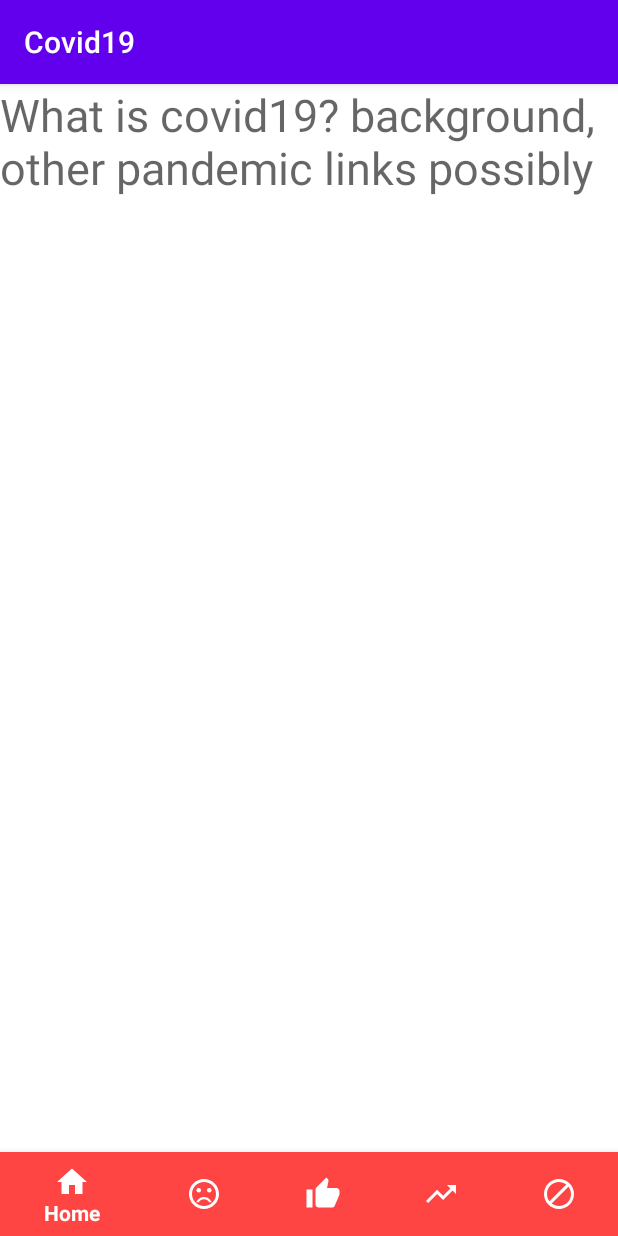
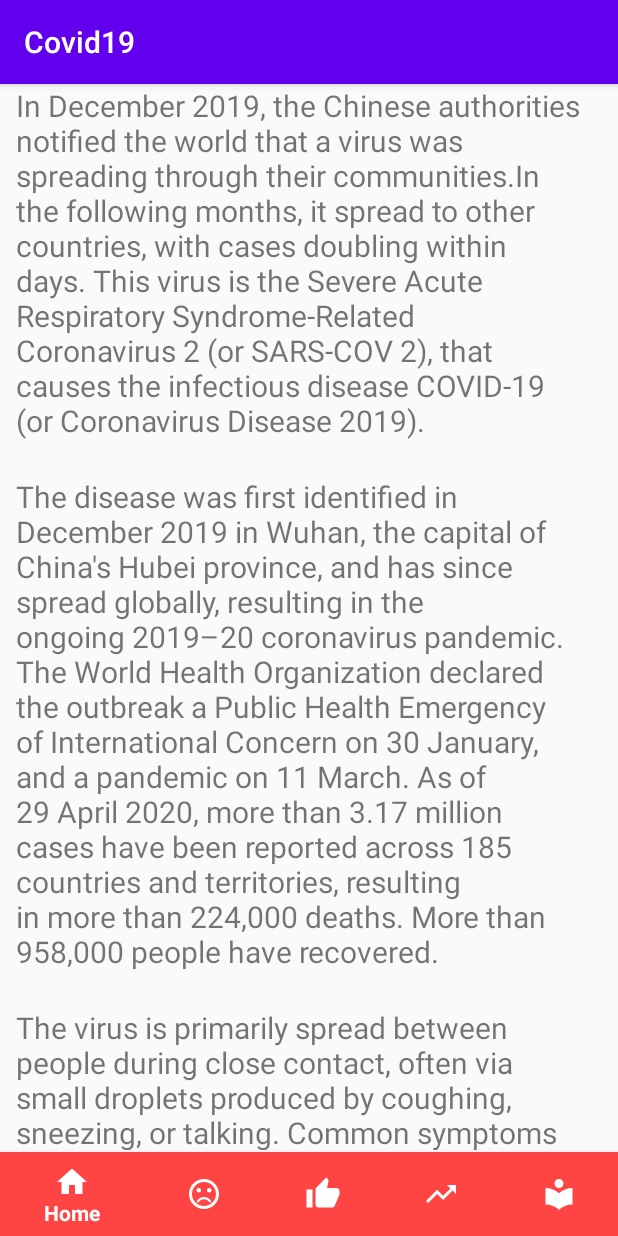
Before and after one commit to zevnil/Covid19, an Android app: the screen it shows after launch (MainActivity), on a phone screen of 412 x 824 dp. Run offline under Robolectric (Android 15) with nearby library versions, the light colour scheme and no system bars.

Commit message:
Home contents added.

```diff
--- a/app/src/main/java/com/example/covid19/HomeFragment.java
+++ b/app/src/main/java/com/example/covid19/HomeFragment.java
@@ -10,6 +10,7 @@ import androidx.annotation.Nullable;
 import androidx.fragment.app.Fragment;
 
 public class HomeFragment extends Fragment {
+
     @Nullable
     @Override
     public View onCreateView(@NonNull LayoutInflater inflater, @Nullable ViewGroup container, @Nullable Bundle savedInstanceState) {
--- a/app/src/main/java/com/example/covid19/MainActivity.java
+++ b/app/src/main/java/com/example/covid19/MainActivity.java
@@ -6,8 +6,13 @@ import androidx.fragment.app.Fragment;
 
 import android.os.Bundle;
 import android.view.MenuItem;
+import android.view.View;
+import android.widget.TextView;
 
 import com.google.android.material.bottomnavigation.BottomNavigationView;
+
+import java.io.IOException;
+import java.io.InputStream;
 
 public class MainActivity extends AppCompatActivity {
 
@@ -53,4 +58,19 @@ public class MainActivity extends AppCompatActivity {
                     return true;
                 }
             };
+
+    /*public void setHomeText(){
+        TextView text = (TextView) findViewById(R.id.homeTextView);
+        String str="";
+        try {
+            InputStream inputStream = getAssets().open("HomeText.txt");
+            int size = inputStream.available();
+            byte[] buffer = new byte[size];
+            inputStream.read(buffer);
+            str= new String(buffer);
+        } catch (IOException e){
+            e.printStackTrace();
+        }
+        text.setText(str);
+    }*/
 }
--- /dev/null
+++ b/app/src/main/res/drawable/ic_local_library_black_24dp.xml
@@ -0,0 +1,9 @@
+<vector xmlns:android="http://schemas.android.com/apk/res/android"
+        android:width="24dp"
+        android:height="24dp"
+        android:viewportWidth="24.0"
+        android:viewportHeight="24.0">
+    <path
+        android:fillColor="#FF000000"
+        android:pathData="M12,11.55C9.64,9.35 6.48,8 3,8v11c3.48,0 6.64,1.35 9,3.55 2.36,-2.19 5.52,-3.55 9,-3.55V8c-3.48,0 -6.64,1.35 -9,3.55zM12,8c1.66,0 3,-1.34 3,-3s-1.34,-3 -3,-3 -3,1.34 -3,3 1.34,3 3,3z"/>
+</vector>
--- a/app/src/main/res/layout/fragment_home.xml
+++ b/app/src/main/res/layout/fragment_home.xml
@@ -2,19 +2,54 @@
 <RelativeLayout xmlns:android="http://schemas.android.com/apk/res/android"
     xmlns:app="http://schemas.android.com/apk/res-auto"
     android:layout_width="match_parent"
-    android:layout_height="match_parent"
-    android:background="@drawable/backgroundhome">
+    android:layout_height="match_parent">
+
+    <ScrollView
+        android:layout_width="390dp"
+        android:layout_height="710dp"
+        android:layout_centerInParent="true">
 
 
-    <TextView
-        android:id="@+id/textView"
-        android:layout_width="match_parent"
-        android:layout_height="match_parent"
-        android:layout_centerInParent="true"
-        android:background="#FFFFFF"
-        android:text="What is covid19? background, \nother pandemic links possibly"
-        android:textAppearance="@style/TextAppearance.AppCompat.Display1"
-        android:textSize="30sp"
-        android:visibility="visible"
-        app:drawableTint="#F8E0BC" />
+        <LinearLayout
+            android:layout_width="match_parent"
+            android:layout_height="match_parent"
+            android:orientation="vertical">
+
+            <TextView
+                android:id="@+id/homeTextView1"
+                android:layout_width="match_parent"
+                android:layout_height="wrap_content"
+                android:text="@string/homeText1"
+                android:textSize="20dp"/>
+
+            <TextView
+                android:id="@+id/homeTextView2"
+                android:layout_width="match_parent"
+                android:layout_height="wrap_content"
+                android:text="@string/homeText2"
+                android:textSize="20dp"/>
+
+            <TextView
+                android:id="@+id/homeTextView3"
+                android:layout_width="match_parent"
+                android:layout_height="wrap_content"
+                android:text="@string/homeText3"
+                android:textSize="20dp"/>
+
+            <TextView
+                android:id="@+id/homeTextView4"
+                android:layout_width="match_parent"
+                android:layout_height="wrap_content"
+                android:text="@string/homeText4"
+                android:textSize="20dp"/>
+
+            <TextView
+                android:id="@+id/homeTextView5"
+                android:layout_width="match_parent"
+                android:layout_height="wrap_content"
+                android:text="@string/homeText5"
+                android:textSize="20dp"/>
+        </LinearLayout>
+    </ScrollView>
+
 </RelativeLayout>
--- a/app/src/main/res/menu/menu.xml
+++ b/app/src/main/res/menu/menu.xml
@@ -23,7 +23,7 @@
 
     <item
         android:id="@+id/nav_pandemics"
-        android:icon="@drawable/ic_block_black_24dp"
+        android:icon="@drawable/ic_local_library_black_24dp"
         android:title="Pandemics"/>
 
 </menu>
--- a/app/src/main/res/values/strings.xml
+++ b/app/src/main/res/values/strings.xml
@@ -1,3 +1,8 @@
 <resources>
     <string name="app_name">Covid19</string>
+    <string name= "homeText1">In December 2019, the Chinese authorities\nnotified the world that a virus was\nspreading through their communities.In\nthe following months, it spread to other\ncountries, with cases doubling within\ndays. This virus is the Severe Acute\nRespiratory Syndrome-Related\nCoronavirus 2 (or SARS-COV 2), that\ncauses the infectious disease COVID-19\n(or Coronavirus Disease 2019).\n</string>
+    <string name="homeText2">The disease was first identified in\nDecember 2019 in Wuhan, the capital of\nChina\'s Hubei province, and has since\nspread globally, resulting in the\nongoing 2019–20 coronavirus pandemic.\nThe World Health Organization declared\nthe outbreak a Public Health Emergency\nof International Concern on 30 January,\nand a pandemic on 11 March. As of\n29 April 2020, more than 3.17 million\ncases have been reported across 185\ncountries and territories, resulting\nin more than 224,000 deaths. More than\n958,000 people have recovered.\n</string>
+    <string name="homeText3">The virus is primarily spread between\npeople during close contact, often via\nsmall droplets produced by coughing,\nsneezing, or talking. Common symptoms\ninclude fever, cough, fatigue, shortness\nof breath, and loss of smell.\nComplications may include pneumonia and\nacute respiratory distress syndrome.\n</string>
+    <string name="homeText4">The pandemic has caused severe global\nsocioeconomic disruption, including the\nlargest global recession since the\nGreat Depression. It has led to the\npostponement or cancellation of sporting,\nreligious, political and cultural events,\nwidespread supply shortages exacerbated\nby panic buying, and decreased emissions\nof pollutants and greenhouse gases.</string>
+    <string name="homeText5">Schools, universities and colleges have\nclosed either on a nationwide or local\nbasis in 194 countries, affecting\napproximately 98.5 per cent of the\nworld\'s student population. Misinformation\nabout the virus has spread online, and\nthere have been incidents of xenophobia\nand discrimination against Chinese people\nand against those perceived as being\nChinese, or as being from areas with\nhigh infection rates.\n</string>
 </resources>
```
Also changed, not shown: app/src/main/assets/HomeText.txt (added, +49 -0 lines), app/src/main/assets/PandemicsText.txt (added), app/src/main/assets/PreventiveMeasuresText.txt (added), app/src/main/assets/SymptomsText.txt (added).
